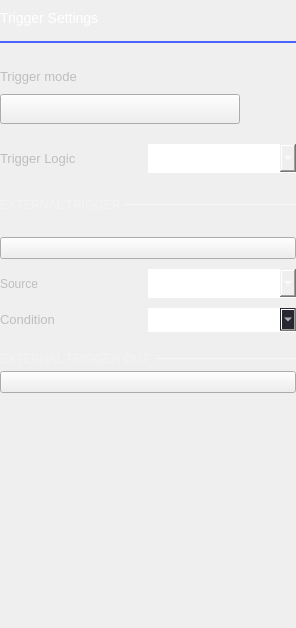
Old version of the form ui/digital_trigger_settings.ui in the repository analogdevicesinc/scopy.
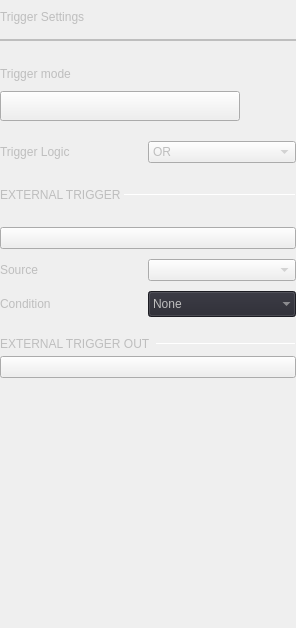
New version of the form. Icons and pictures are not drawn. Custom widgets are drawn as their Qt base class.

```diff
--- a/ui/digital_trigger_settings.ui
+++ b/ui/digital_trigger_settings.ui
@@ -35,56 +35,6 @@
    <string notr="true">QWidget
 {
   color: rgb(190, 190, 190);
-}
-
-/* QComboBoxes*/
-QComboBox
-{
-  height: 24px;
-  border: 0px;
-  color: white;
-  font-size: 14px;
-  border-bottom: 1px solid rgba(255, 255, 255, 102);
-  padding-bottom: 4px;
-}
-QComboBox::drop-down
-{
-  subcontrol-position: center right;
-  width: 10px;
-  height: 6px;
-  border-image: url(:/icons/sba_cmb_box_arrow.svg);
-}
-QComboBox QAbstractItemView {
-  border: 0px;
-  color: white;
-  selection-background-color: rgba(25, 25, 25);
-  outline: 0px;
-}
-QComboBox:disabled
-{
-  color: rgb(85, 85, 85);
-}
-
-/* QLabels 
-QLabel:disabled
-{
-  color: rgb(85, 85, 85);
-}*/
-
-QRadioButton {
-color: white;
-spacing: 12px;
-background-color: transparent;
-}
-QRadioButton::indicator {
-width: 14px;
-height: 14px;
-border: 2px solid;
-border-radius: 9px;
-border-color: rgb(73, 99, 255);
-}
-QRadioButton::indicator:checked {
-background-color: rgb(73, 99, 255);
 }</string>
   </property>
   <layout class="QVBoxLayout" name="verticalLayout">
@@ -105,11 +55,6 @@
    </property>
    <item>
     <widget class="QLabel" name="trigger_settings_label">
-     <property name="styleSheet">
-      <string notr="true">color: white;
-font-size: 14px;
-font-weight: normal;</string>
-     </property>
      <property name="text">
       <string>Trigger Settings</string>
      </property>
@@ -133,9 +78,6 @@
    </item>
    <item>
     <widget class="Line" name="line_2">
-     <property name="styleSheet">
-      <string notr="true">color: #4A64FF;</string>
-     </property>
      <property name="frameShadow">
       <enum>QFrame::Plain</enum>
      </property>
@@ -188,9 +130,6 @@
          <verstretch>0</verstretch>
         </sizepolicy>
        </property>
-       <property name="styleSheet">
-        <string notr="true"> font-size: 13px;</string>
-       </property>
        <property name="text">
         <string>Trigger mode</string>
        </property>
@@ -278,9 +217,6 @@
            <verstretch>0</verstretch>
           </sizepolicy>
          </property>
-         <property name="styleSheet">
-          <string notr="true"> font-size: 13px;</string>
-         </property>
          <property name="text">
           <string>Trigger Logic</string>
          </property>
@@ -335,12 +271,6 @@
          <height>16777215</height>
         </size>
        </property>
-       <property name="styleSheet">
-        <string notr="true">QLabel {
-		font-size: 12px;
-		color: rgba(255, 255, 255, 70);
-}</string>
-       </property>
        <property name="text">
         <string>EXTERNAL TRIGGER </string>
        </property>
@@ -360,9 +290,6 @@
          <height>1</height>
         </size>
        </property>
-       <property name="styleSheet">
-        <string notr="true">border: 1px solid rgba(255, 255, 255, 70);</string>
-       </property>
        <property name="orientation">
         <enum>Qt::Horizontal</enum>
        </property>
@@ -510,9 +437,6 @@
            <verstretch>0</verstretch>
           </sizepolicy>
          </property>
-         <property name="styleSheet">
-          <string notr="true">font-size: 13px;</string>
-         </property>
          <property name="text">
           <string>Condition</string>
          </property>
@@ -532,9 +456,9 @@
             <colorrole role="WindowText">
              <brush brushstyle="SolidPattern">
               <color alpha="255">
-               <red>255</red>
-               <green>255</green>
-               <blue>255</blue>
+               <red>190</red>
+               <green>190</green>
+               <blue>190</blue>
               </color>
              </brush>
             </colorrole>
@@ -550,18 +474,18 @@
             <colorrole role="Text">
              <brush brushstyle="SolidPattern">
               <color alpha="255">
-               <red>255</red>
-               <green>255</green>
-               <blue>255</blue>
+               <red>190</red>
+               <green>190</green>
+               <blue>190</blue>
               </color>
              </brush>
             </colorrole>
             <colorrole role="ButtonText">
              <brush brushstyle="SolidPattern">
               <color alpha="255">
-               <red>255</red>
-               <green>255</green>
-               <blue>255</blue>
+               <red>190</red>
+               <green>190</green>
+               <blue>190</blue>
               </color>
              </brush>
             </colorrole>
@@ -583,14 +507,23 @@
               </color>
              </brush>
             </colorrole>
+            <colorrole role="PlaceholderText">
+             <brush brushstyle="NoBrush">
+              <color alpha="128">
+               <red>190</red>
+               <green>190</green>
+               <blue>190</blue>
+              </color>
+             </brush>
+            </colorrole>
            </active>
            <inactive>
             <colorrole role="WindowText">
              <brush brushstyle="SolidPattern">
               <color alpha="255">
-               <red>255</red>
-               <green>255</green>
-               <blue>255</blue>
+               <red>190</red>
+               <green>190</green>
+               <blue>190</blue>
               </color>
              </brush>
             </colorrole>
@@ -606,18 +539,18 @@
             <colorrole role="Text">
              <brush brushstyle="SolidPattern">
               <color alpha="255">
-               <red>255</red>
-               <green>255</green>
-               <blue>255</blue>
+               <red>190</red>
+               <green>190</green>
+               <blue>190</blue>
               </color>
              </brush>
             </colorrole>
             <colorrole role="ButtonText">
              <brush brushstyle="SolidPattern">
               <color alpha="255">
-               <red>255</red>
-               <green>255</green>
-               <blue>255</blue>
+               <red>190</red>
+               <green>190</green>
+               <blue>190</blue>
               </color>
              </brush>
             </colorrole>
@@ -639,14 +572,23 @@
               </color>
              </brush>
             </colorrole>
+            <colorrole role="PlaceholderText">
+             <brush brushstyle="NoBrush">
+              <color alpha="128">
+               <red>190</red>
+               <green>190</green>
+               <blue>190</blue>
+              </color>
+             </brush>
+            </colorrole>
            </inactive>
            <disabled>
             <colorrole role="WindowText">
              <brush brushstyle="SolidPattern">
               <color alpha="255">
-               <red>85</red>
-               <green>85</green>
-               <blue>85</blue>
+               <red>190</red>
+               <green>190</green>
+               <blue>190</blue>
               </color>
              </brush>
             </colorrole>
@@ -662,18 +604,18 @@
             <colorrole role="Text">
              <brush brushstyle="SolidPattern">
               <color alpha="255">
-               <red>85</red>
-               <green>85</green>
-               <blue>85</blue>
+               <red>190</red>
+               <green>190</green>
+               <blue>190</blue>
               </color>
              </brush>
             </colorrole>
             <colorrole role="ButtonText">
              <brush brushstyle="SolidPattern">
               <color alpha="255">
-               <red>85</red>
-               <green>85</green>
-               <blue>85</blue>
+               <red>190</red>
+               <green>190</green>
+               <blue>190</blue>
               </color>
              </brush>
             </colorrole>
@@ -695,77 +637,18 @@
               </color>
              </brush>
             </colorrole>
+            <colorrole role="PlaceholderText">
+             <brush brushstyle="NoBrush">
+              <color alpha="128">
+               <red>190</red>
+               <green>190</green>
+               <blue>190</blue>
+              </color>
+             </brush>
+            </colorrole>
            </disabled>
           </palette>
          </property>
-         <property name="styleSheet">
-          <string notr="true">QComboBox
-{
-  height: 19px;
-
-  border: 0px;
-  border-bottom: 1px solid rgba(255, 255, 255, 102);
-  
-  font-size: 16px;
-  font-weight: normal;
-  font-style: normal;
-  text-align: left;
-  color: #ffffff;
-/*background-color:green;*/
-
-}
-QComboBox::drop-down
-{
-  subcontrol-position: center right;
-  width: 10px;
-  height: 6px;
-  border-image: url(:/icons/sba_cmb_box_arrow.svg);
-  
-  font-size: 16px;
-  font-weight: normal;
-  font-style: normal;
-  text-align: left;
-  color: #e0e0e0;
-}
-QComboBox QAbstractItemView {
-  border: 0px;
-  selection-background-color: rgba(25, 25, 25);
-  outline: 0px;
-}
-
-QComboBox QAbstractItemView::item {
-width:30px;
-hieght:20px;
-margin-top: 0px;
-border:0px;
-padding:0px;
-}
-
-QComboBox:disabled
-{
-  color: rgb(85, 85, 85);
-}
-
-/* Color of the selected list item. */
-QComboBox::item:selected {
-  
-  font-size: 16px;
-  font-weight: normal;
-  font-style: normal;
-  text-align: left;
-  color: #ffffff;
-  border-bottom: 1px solid rgba(255, 255, 255, 102);
- 
-}
-/* Indicator will shine through the label text if you don't make it hidden. */
-QComboBox::indicator{
-    background-color:transparent;
-    selection-background-color:transparent;
-    color:transparent;
-    selection-color:transparent;
-}
-</string>
-         </property>
          <property name="sizeAdjustPolicy">
           <enum>QComboBox::AdjustToMinimumContentsLengthWithIcon</enum>
          </property>
@@ -909,12 +792,6 @@
         </property>
         <item>
          <widget class="QLabel" name="label_5">
-          <property name="styleSheet">
-           <string notr="true">QLabel {
-                font-size: 12px;
-                color: rgba(255, 255, 255, 70);
-        }</string>
-          </property>
           <property name="text">
            <string>EXTERNAL TRIGGER OUT</string>
           </property>
@@ -934,9 +811,6 @@
             <height>1</height>
            </size>
           </property>
-          <property name="styleSheet">
-           <string notr="true">border: 1px solid rgba(255, 255, 255, 70);</string>
-          </property>
           <property name="orientation">
            <enum>Qt::Horizontal</enum>
           </property>
```
Left out of the diff: 18 changed lines with no effect on the pictures.
